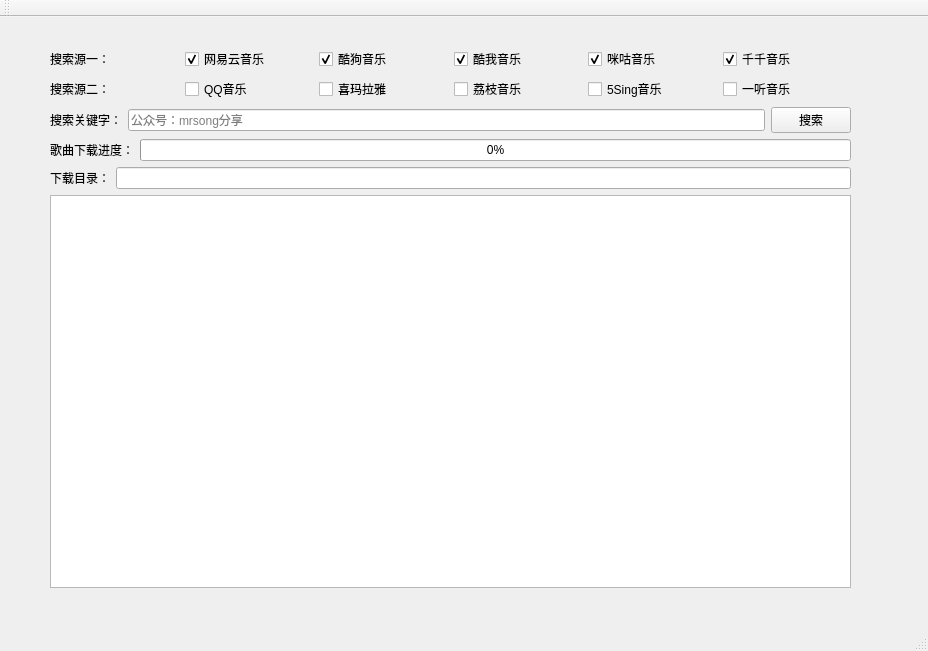
Old version of the form python-gui/music_loader_gui/music_loader_gui.ui in the repository songzigg/python-learn.
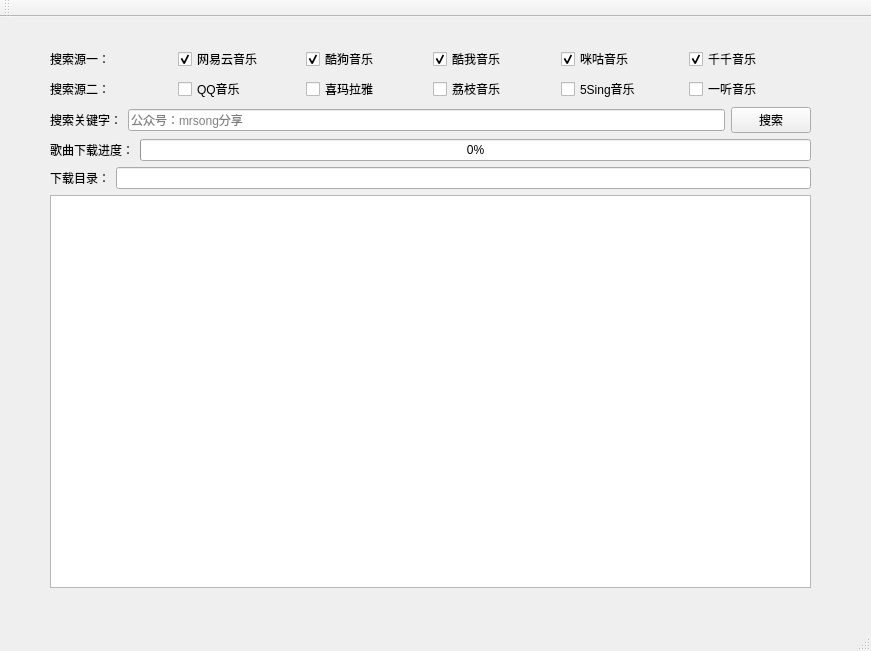
New version of the form.

Commit message: 调整客户端窗口

```diff
--- a/python-gui/music_loader_gui/music_loader_gui.ui
+++ b/python-gui/music_loader_gui/music_loader_gui.ui
@@ -6,7 +6,7 @@
    <rect>
     <x>0</x>
     <y>0</y>
-    <width>928</width>
+    <width>871</width>
     <height>651</height>
    </rect>
   </property>
@@ -19,7 +19,7 @@
      <rect>
       <x>50</x>
       <y>30</y>
-      <width>801</width>
+      <width>761</width>
       <height>541</height>
      </rect>
     </property>
```
The commit also changes 2 other files.
